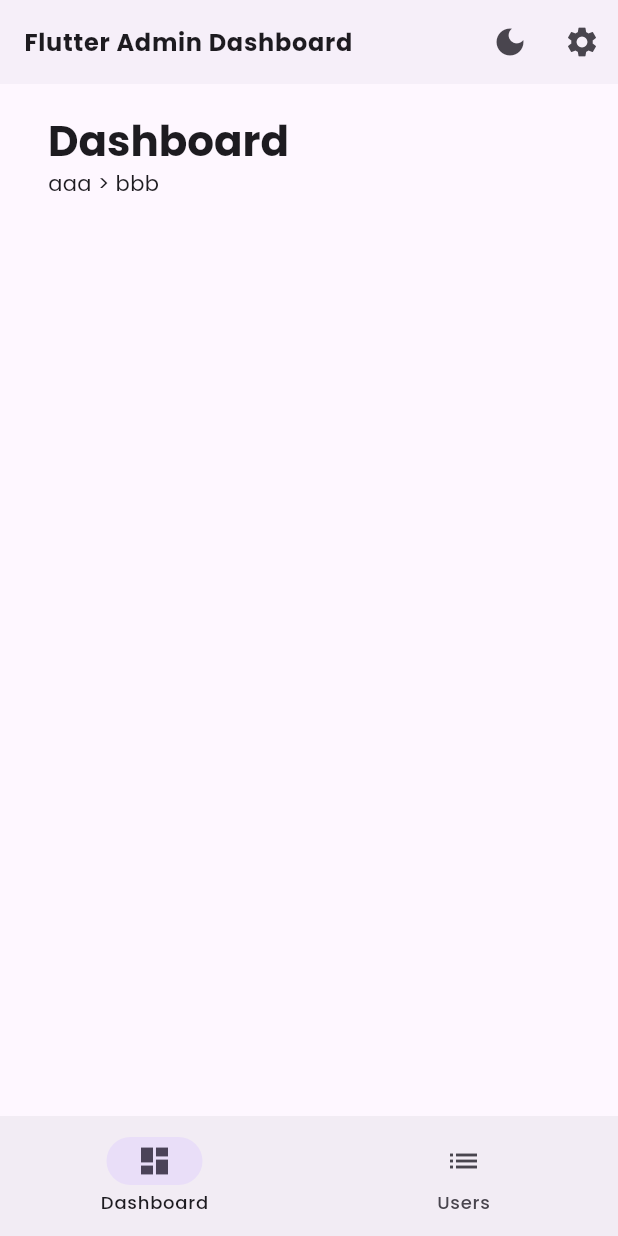
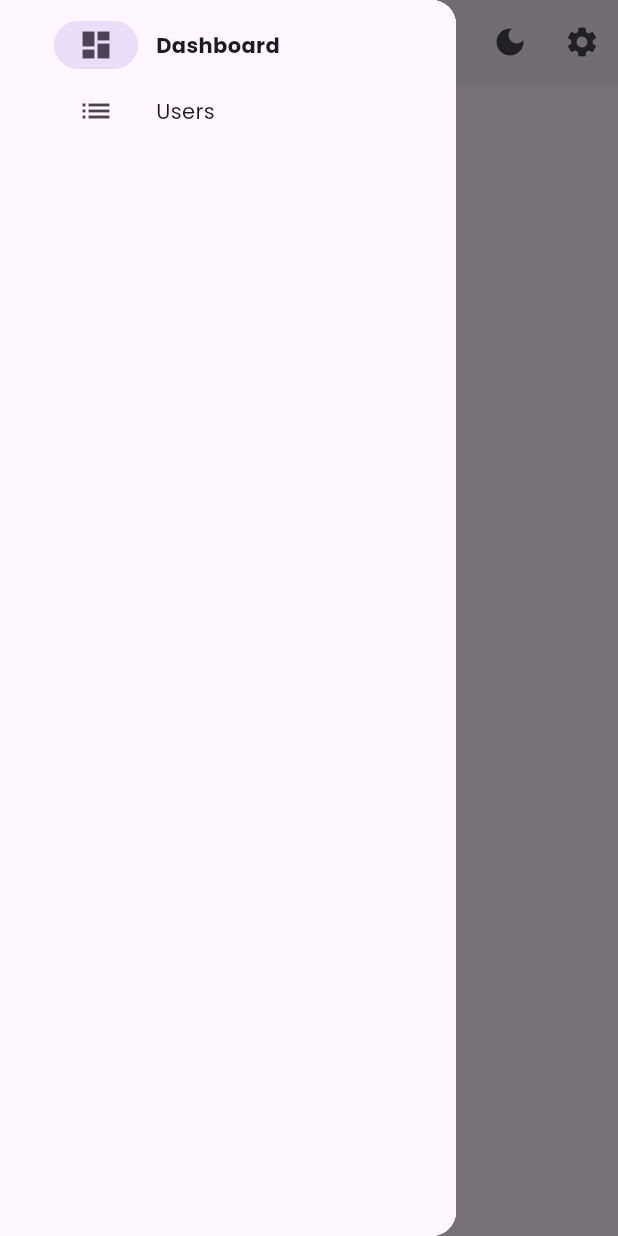
Before and after one commit to htsuruo/flutter-admin-dashboard-template, a Flutter app: the screen it shows after launch, with the side drawer open (before the commit the screen has no drawer), on a phone screen of 412 x 824 dp. Run offline on Flutter 3.47's test engine with Material 2 defaults, Android fonts, the phone set to English and light mode, and no system bars; our stand-ins replace adaptive_theme, go_router, google_fonts, recase; missing offline and left inert: simple_logger.

Commit message:
Add Drawer layout

```diff
--- a/lib/widgets/navigation/scaffold_with_navigation.dart
+++ b/lib/widgets/navigation/scaffold_with_navigation.dart
@@ -19,7 +19,7 @@ class ScaffoldWithNavigation extends StatelessWidget {
         builder: (context, constraints) {
           switch (constraints.maxWidth) {
             case < 450:
-              return _ScaffoldWithNavigationBar(navigationShell);
+              return _ScaffoldWithDrawer(navigationShell);
             default:
               return _ScaffoldWithNavigationRail(navigationShell);
           }
@@ -42,26 +42,9 @@ class _ScaffoldWithNavigationRail extends StatelessWidget {
       appBar: const NavigationAppBar(),
       body: Row(
         children: [
-          NavigationRail(
-            // extended: true,
-            selectedIndex: navigationShell.currentIndex,
-            unselectedLabelTextStyle: theme.textTheme.bodyMedium,
-            selectedLabelTextStyle: theme.textTheme.bodyMedium!.copyWith(
-              fontWeight: FontWeight.bold,
-            ),
-            onDestinationSelected: (index) {
-              navigationShell.goBranch(
-                index,
-                initialLocation: index == navigationShell.currentIndex,
-              );
-            },
-            destinations: [
-              for (final item in NavigationItem.values)
-                NavigationRailDestination(
-                  icon: Icon(item.iconData),
-                  label: Text(item.label),
-                ),
-            ],
+          _NavigationRail(
+            navigationShell: navigationShell,
+            expand: false,
           ),
           VerticalDivider(
             thickness: 1,
@@ -75,8 +58,8 @@ class _ScaffoldWithNavigationRail extends StatelessWidget {
   }
 }
 
-class _ScaffoldWithNavigationBar extends StatelessWidget {
-  const _ScaffoldWithNavigationBar(this.navigationShell);
+class _ScaffoldWithDrawer extends StatelessWidget {
+  const _ScaffoldWithDrawer(this.navigationShell);
 
   final StatefulNavigationShell navigationShell;
 
@@ -85,22 +68,75 @@ class _ScaffoldWithNavigationBar extends StatelessWidget {
     return Scaffold(
       appBar: const NavigationAppBar(),
       body: navigationShell,
-      bottomNavigationBar: NavigationBar(
-        selectedIndex: navigationShell.currentIndex,
-        onDestinationSelected: (index) {
-          navigationShell.goBranch(
-            index,
-            initialLocation: index == navigationShell.currentIndex,
-          );
-        },
-        destinations: [
-          for (final item in NavigationItem.values)
-            NavigationDestination(
-              icon: Icon(item.iconData),
-              label: item.label,
-            ),
-        ],
+      drawer: Drawer(
+        child: _NavigationRail(
+          navigationShell: navigationShell,
+          expand: true,
+        ),
       ),
     );
   }
 }
+
+class _NavigationRail extends StatelessWidget {
+  const _NavigationRail({required this.navigationShell, required this.expand});
+
+  final StatefulNavigationShell navigationShell;
+  final bool expand;
+
+  @override
+  Widget build(BuildContext context) {
+    final theme = Theme.of(context);
+    return NavigationRail(
+      extended: expand,
+      selectedIndex: navigationShell.currentIndex,
+      unselectedLabelTextStyle: theme.textTheme.bodyMedium,
+      selectedLabelTextStyle: theme.textTheme.bodyMedium!.copyWith(
+        fontWeight: FontWeight.bold,
+      ),
+      onDestinationSelected: (index) {
+        navigationShell.goBranch(
+          index,
+          initialLocation: index == navigationShell.currentIndex,
+        );
+      },
+      destinations: [
+        for (final item in NavigationItem.values)
+          NavigationRailDestination(
+            icon: Icon(item.iconData),
+            label: Text(item.label),
+          ),
+      ],
+    );
+  }
+}
+
+// class _ScaffoldWithNavigationBar extends StatelessWidget {
+//   const _ScaffoldWithNavigationBar(this.navigationShell);
+
+//   final StatefulNavigationShell navigationShell;
+
+//   @override
+//   Widget build(BuildContext context) {
+//     return Scaffold(
+//       appBar: const NavigationAppBar(),
+//       body: navigationShell,
+//       bottomNavigationBar: NavigationBar(
+//         selectedIndex: navigationShell.currentIndex,
+//         onDestinationSelected: (index) {
+//           navigationShell.goBranch(
+//             index,
+//             initialLocation: index == navigationShell.currentIndex,
+//           );
+//         },
+//         destinations: [
+//           for (final item in NavigationItem.values)
+//             NavigationDestination(
+//               icon: Icon(item.iconData),
+//               label: item.label,
+//             ),
+//         ],
+//       ),
+//     );
+//   }
+// }
```
